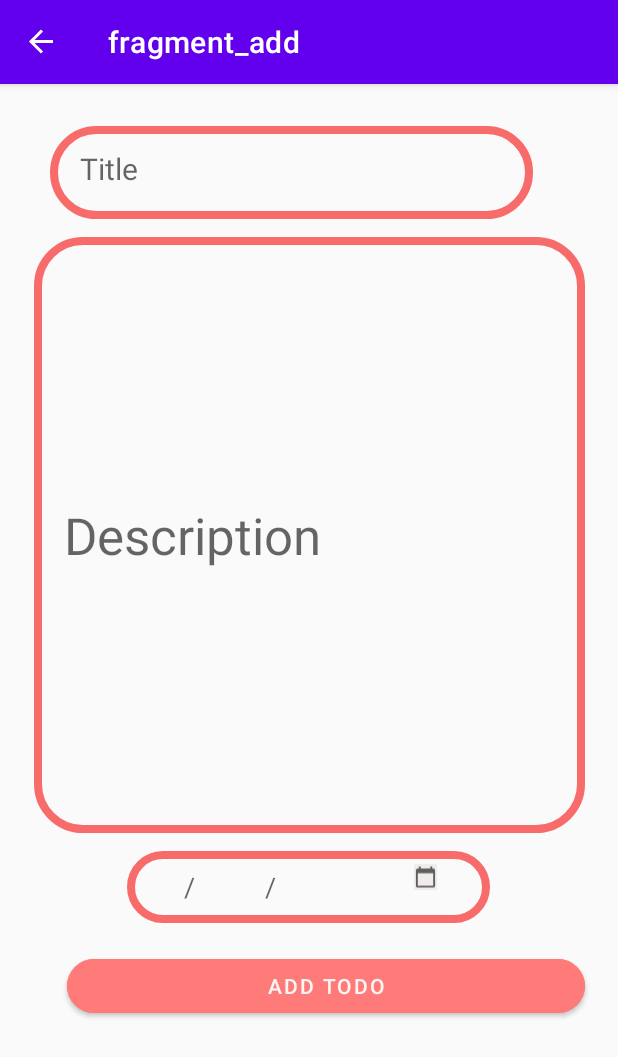
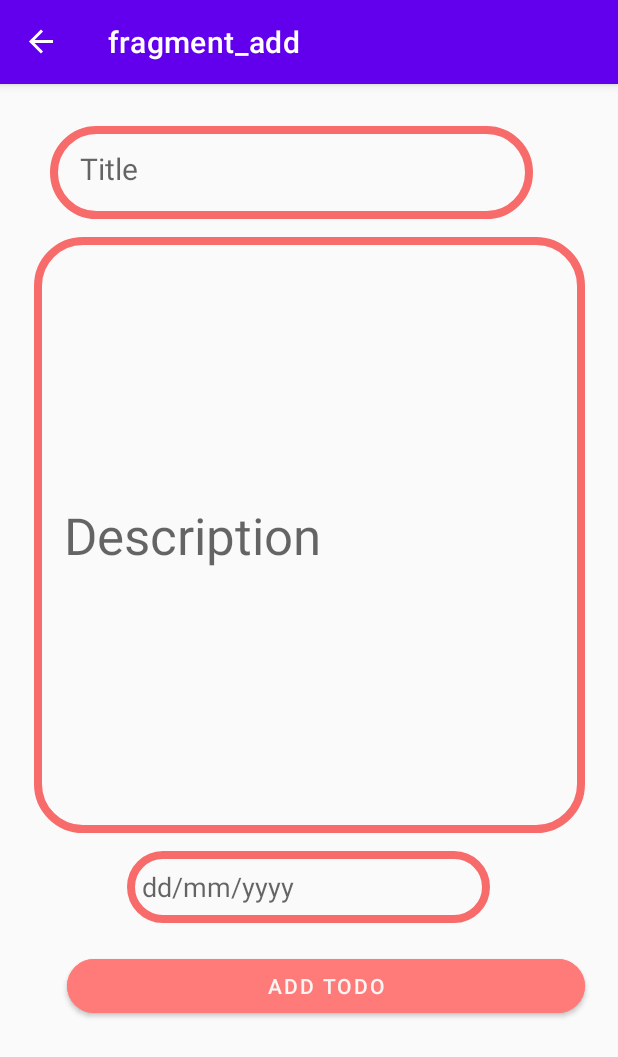
Before and after one commit to waadalshammari/Todo, an Android app: the AddFragment screen opened through its navigation route, on a phone screen of 412 x 824 dp. Shown: the top 1057 px of the screen. Run offline under Robolectric (Android 15) with nearby library versions, the phone set to English and light mode, and no system bars; our stand-ins replace Room's generated code, navigation-ui.

Commit message:
7 commit

```diff
--- a/app/src/main/java/com/example/todo/model/ToDoListModel.kt
+++ b/app/src/main/java/com/example/todo/model/ToDoListModel.kt
@@ -11,8 +11,8 @@ data class ToDoListModel(
  val description : String,
  val check : Boolean,
  val date : String,
- val editbutton : ImageView,
- val deletebutton : ImageView,
+ //val editbutton : ImageView,
+ //val deletebutton : ImageView,
 
 
  @PrimaryKey(autoGenerate = true)
--- a/app/src/main/java/com/example/todo/view/EditFragment.kt
+++ b/app/src/main/java/com/example/todo/view/EditFragment.kt
@@ -28,7 +28,7 @@ class EditFragment : Fragment() {
         val titleEditText: EditText = view.findViewById(R.id.title_edit)
         val desEditText: EditText = view.findViewById(R.id.des_edit)
         val dateEditText: EditText = view.findViewById(R.id.date_edit)
-        val dateButton: Button = view.findViewById(R.id.date_button_edit)
+       // val dateButton: Button = view.findViewById(R.id.date_button_edit)
         val editButton: Button = view.findViewById(R.id.edite_button)
 
     editButton.setOnClickListener {
--- a/app/src/main/java/com/example/todo/view/ToDoListAdapter.kt
+++ b/app/src/main/java/com/example/todo/view/ToDoListAdapter.kt
@@ -44,6 +44,8 @@ class ToDoListAdapter (val task: List<ToDoListModel>,val viewModel: ToDoListView
            viewModel.selectedItemMutableLiveDate.postValue(task)
            it.findNavController().navigate(R.id.action_onboarding_listFragment_to_editFragment)
        }
+
+
     }
 
     override fun getItemCount(): Int {
--- a/app/src/main/res/layout/fragment_add.xml
+++ b/app/src/main/res/layout/fragment_add.xml
@@ -48,26 +48,14 @@
         android:layout_marginTop="12dp"
         android:background="@drawable/title_input"
         android:ems="10"
-        android:hint="      /          /      "
         android:inputType="date"
         android:padding="10dp"
+        android:focusableInTouchMode="false"
+        android:hint="dd/mm/yyyy"
         app:layout_constraintEnd_toEndOf="parent"
         app:layout_constraintHorizontal_bias="0.497"
         app:layout_constraintStart_toStartOf="parent"
         app:layout_constraintTop_toBottomOf="@+id/des_add" />
-
-    <ImageView
-        android:id="@+id/date_button_add"
-        android:layout_width="15dp"
-        android:layout_height="17dp"
-        android:background="#F1ECEC"
-        android:src="@drawable/ic_baseline_calendar_today_24"
-        app:layout_constraintBottom_toBottomOf="@+id/date_add"
-        app:layout_constraintEnd_toEndOf="parent"
-        app:layout_constraintHorizontal_bias="0.696"
-        app:layout_constraintStart_toStartOf="parent"
-        app:layout_constraintTop_toBottomOf="@+id/des_add"
-        app:layout_constraintVertical_bias="0.477" />
 
     <Button
         android:id="@+id/add_button"
```
Also changed, not shown: app/src/main/java/com/example/todo/view/AddFragment.kt (+34 -8 lines), app/src/main/res/layout/fragment_edit.xml (+0 -8 lines).
